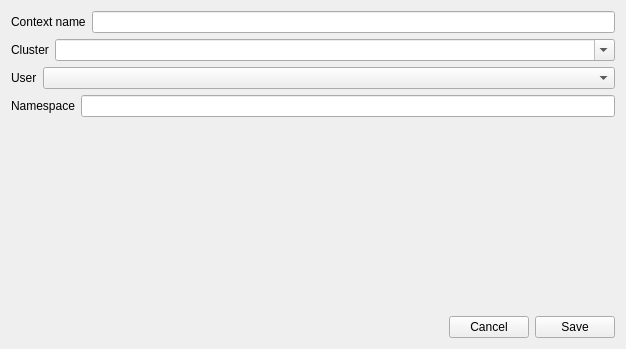
Qt form src/contexteditor.ui (GentooXativa/KubeConfigManager) before a commit.
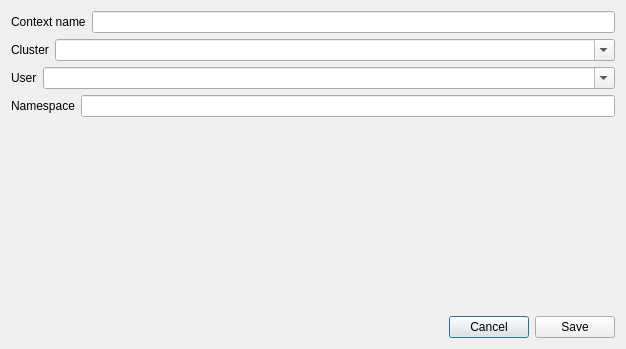
The same form after that commit. Icons and pictures are not drawn.

Patch:
```diff
--- a/src/contexteditor.ui
+++ b/src/contexteditor.ui
@@ -1,7 +1,7 @@
 <?xml version="1.0" encoding="UTF-8"?>
 <ui version="4.0">
  <class>ContextEditor</class>
- <widget class="QWidget" name="ContextEditor">
+ <widget class="QDialog" name="ContextEditor">
   <property name="geometry">
    <rect>
     <x>0</x>
@@ -73,7 +73,11 @@
         </widget>
        </item>
        <item>
-        <widget class="QComboBox" name="comboBoxUsers"/>
+        <widget class="QComboBox" name="comboBoxUsers">
+         <property name="editable">
+          <bool>true</bool>
+         </property>
+        </widget>
        </item>
       </layout>
      </item>
```
Left out of the diff: 11 changed lines with no effect on the pictures.
